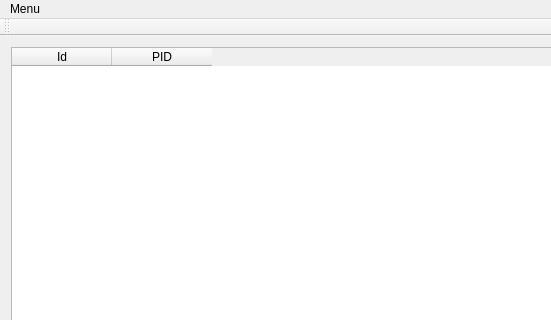
Old version of the form SymControl/mainwindow.ui in the repository donut181/dyplom; both pictures show x 0 to 551 and y 0 to 320 of the 778 by 478 pixel window.
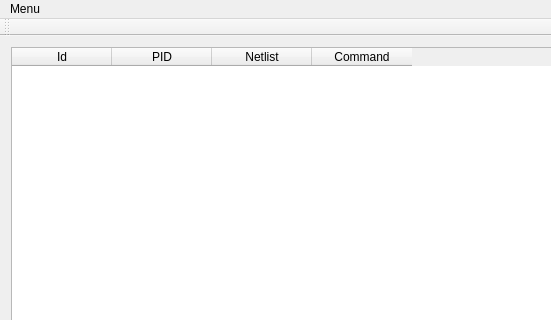
New version of the form.

```diff
--- a/SymControl/mainwindow.ui
+++ b/SymControl/mainwindow.ui
@@ -27,6 +27,16 @@
         <string>PID</string>
        </property>
       </column>
+      <column>
+       <property name="text">
+        <string>Netlist</string>
+       </property>
+      </column>
+      <column>
+       <property name="text">
+        <string>Command</string>
+       </property>
+      </column>
      </widget>
     </item>
    </layout>
```
